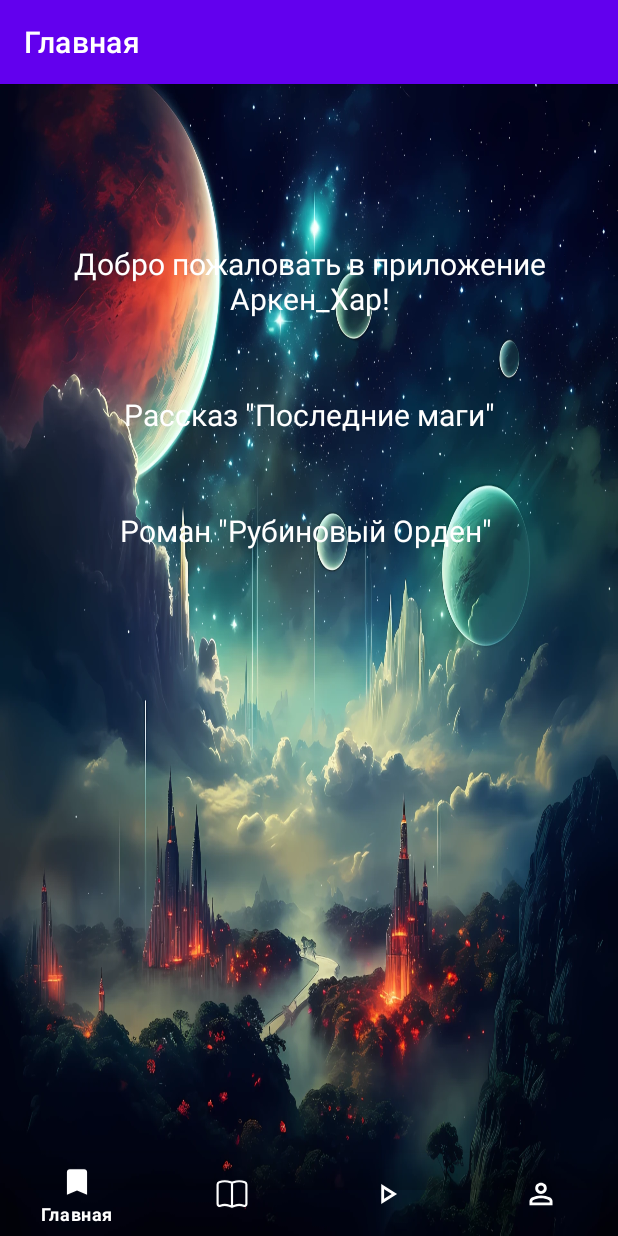
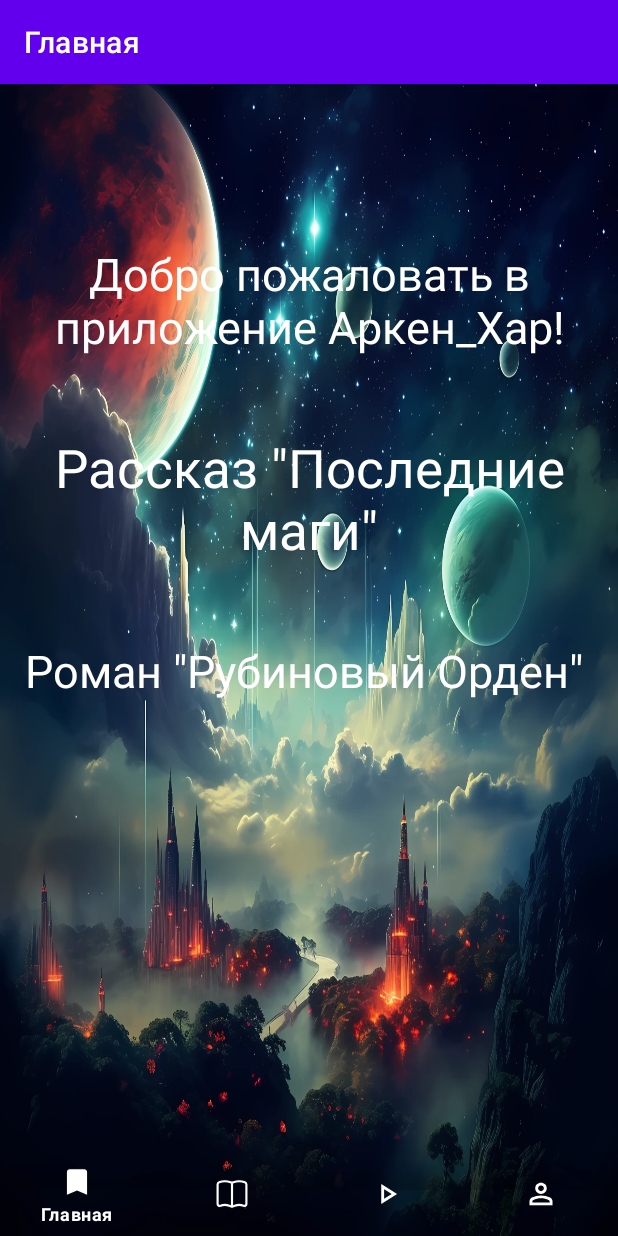
Before and after one commit to Zheludock/RobinRoundForOrgy, an Android app: the screen it shows after launch (MainActivity), on a phone screen of 412 x 824 dp. Run offline under Robolectric (Android 15) with nearby library versions, the phone set to English and light mode, and no system bars; our stand-ins replace navigation-ui.

```diff
--- a/ArkenKharApp/app/src/main/res/layout/fragment_home.xml
+++ b/ArkenKharApp/app/src/main/res/layout/fragment_home.xml
@@ -13,7 +13,7 @@
         android:layout_marginTop="50dp"
         android:textAlignment="center"
         android:textColor="@color/white"
-        android:textSize="20sp"
+        android:textSize="30sp"
         app:layout_constraintTop_toTopOf="parent" />
 
     <TextView
@@ -24,7 +24,7 @@
         android:textAlignment="center"
         android:textColor="@color/white"
         android:onClick="onOpenRomanClick"
-        android:textSize="20sp"
+        android:textSize="35sp"
         app:layout_constraintTop_toBottomOf="@+id/welcome_text"/>
 
     <TextView
@@ -35,7 +35,7 @@
         android:textColor="@color/white"
         android:onClick="onOpenLastClick"
         android:textAlignment="center"
-        android:textSize="20sp"
+        android:textSize="30sp"
         app:layout_constraintTop_toBottomOf="@+id/link_to_last_mages"/>
 
 </androidx.constraintlayout.widget.ConstraintLayout>
```
